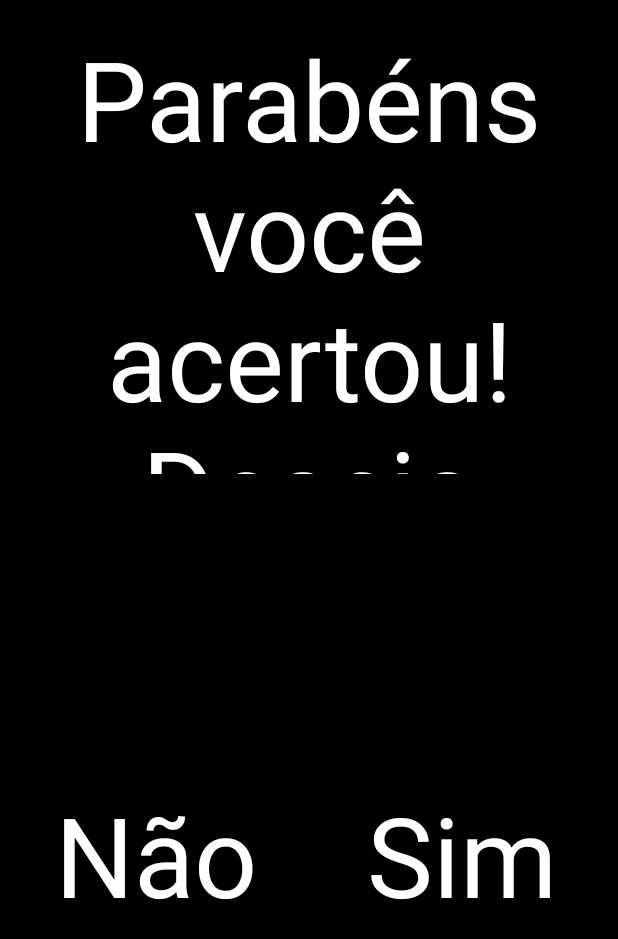
After one commit to faelborba/MovMat, an Android app: the ConfereResultado screen opened directly, with no data from a screen before it, on a phone screen of 412 x 824 dp. The commit adds this screen. Shown: the top 939 px of the screen. Run offline under Robolectric (Android 15) with nearby library versions, the phone set to English and light mode, and no system bars.

Commit message:
insreindo tela de relatorio e desafio

```diff
--- /dev/null
+++ b/app/src/main/java/com/example/movmat/ConfereResultado.java
@@ -0,0 +1,63 @@
+package com.example.movmat;
+
+import androidx.appcompat.app.AppCompatActivity;
+
+import android.content.Intent;
+import android.os.Bundle;
+import android.view.View;
+import android.widget.TextView;
+import android.widget.Toast;
+
+public class ConfereResultado extends AppCompatActivity {
+    public Aluno aluno = new Aluno();
+    public int desafio = 0;
+    public int resultadoInformado = 0, resultadoCerto = 0;
+
+    private TextView textoTela;
+    private TextView botaoNao, botaoSim;
+    @Override
+    protected void onCreate(Bundle savedInstanceState) {
+        super.onCreate(savedInstanceState);
+        setContentView(R.layout.activity_confere_resultado);
+
+        textoTela = (TextView) findViewById(R.id.txtResultado);
+        botaoNao = (TextView) findViewById(R.id.botaoNao);
+        botaoSim = (TextView) findViewById(R.id.botaoSim);
+
+        //recebendo dados
+        Bundle extras = getIntent().getExtras();
+
+        if (extras != null) {
+            aluno.setNomeAluno(extras.getString("nomeAluno"));//inserindo dados
+            desafio = extras.getInt("desafio");
+            resultadoInformado = extras.getInt("resultadoInformado");
+            resultadoCerto = extras.getInt("resultadoCerto");
+        }
+        if(resultadoInformado == resultadoCerto){
+            textoTela.setText("Parabéns você acertou!\nDeseja continuar no desafio?");
+            Toast.makeText(ConfereResultado.this, "Acertou miseravi " + resultadoInformado, Toast.LENGTH_SHORT).show();
+        }else{
+            textoTela.setText("Você errou!\nDeseja continuar no desafio?");
+            Toast.makeText(ConfereResultado.this, "Errou miseravi, informou " + resultadoInformado +" correto era: "+ resultadoCerto, Toast.LENGTH_SHORT).show();
+        }
+
+        botaoSim.setOnClickListener(new View.OnClickListener() {
+            @Override
+            public void onClick(View v) {
+                Intent intent = new Intent(ConfereResultado.this, TelaDesafio.class);
+                intent.putExtra("resultadoInformado", 0);
+                intent.putExtra("desafio", desafio);
+                startActivity(intent);
+            }
+        });
+
+        botaoNao.setOnClickListener(new View.OnClickListener() {
+            @Override
+            public void onClick(View v) {
+                Intent intent = new Intent(ConfereResultado.this, TelaRelatorio.class);
+
+                startActivity(intent);
+            }
+        });
+    }
+}
--- /dev/null
+++ b/app/src/main/res/layout/activity_confere_resultado.xml
@@ -0,0 +1,55 @@
+<?xml version="1.0" encoding="utf-8"?>
+<androidx.constraintlayout.widget.ConstraintLayout xmlns:android="http://schemas.android.com/apk/res/android"
+    xmlns:app="http://schemas.android.com/apk/res-auto"
+    xmlns:tools="http://schemas.android.com/tools"
+    android:layout_width="match_parent"
+    android:layout_height="match_parent"
+    android:background="#000000"
+    tools:context=".ConfereResultado">
+
+    <TextView
+        android:id="@+id/txtResultado"
+        android:layout_width="0dp"
+        android:layout_height="300dp"
+        android:layout_marginStart="16dp"
+        android:layout_marginLeft="16dp"
+        android:layout_marginTop="16dp"
+        android:layout_marginEnd="16dp"
+        android:layout_marginRight="16dp"
+        android:gravity="center"
+        android:text="text"
+        android:textColor="#FFFFFF"
+        android:textSize="111px"
+        app:layout_constraintEnd_toEndOf="parent"
+        app:layout_constraintHorizontal_bias="0.384"
+        app:layout_constraintStart_toStartOf="parent"
+        app:layout_constraintTop_toTopOf="parent" />
+
+    <TextView
+        android:id="@+id/botaoSim"
+        android:layout_width="176dp"
+        android:layout_height="180dp"
+        android:layout_marginEnd="16dp"
+        android:layout_marginRight="16dp"
+        android:gravity="center"
+        android:text="Sim"
+        android:textColor="#FFFFFF"
+        android:textSize="111px"
+        app:layout_constraintBottom_toBottomOf="parent"
+        app:layout_constraintEnd_toEndOf="parent"
+        app:layout_constraintTop_toBottomOf="@+id/txtResultado" />
+
+    <TextView
+        android:id="@+id/botaoNao"
+        android:layout_width="176dp"
+        android:layout_height="180dp"
+        android:layout_marginStart="16dp"
+        android:layout_marginLeft="16dp"
+        android:gravity="center"
+        android:text="Não"
+        android:textColor="#FFFFFF"
+        android:textSize="111px"
+        app:layout_constraintBottom_toBottomOf="parent"
+        app:layout_constraintStart_toStartOf="parent"
+        app:layout_constraintTop_toBottomOf="@+id/txtResultado" />
+</androidx.constraintlayout.widget.ConstraintLayout>
--- a/app/src/main/res/layout/activity_tela_desafio.xml
+++ b/app/src/main/res/layout/activity_tela_desafio.xml
@@ -56,6 +56,7 @@
         android:text="?"
         android:textColor="#FFFFFF"
         android:textSize="155px"
+        android:onClick="resultado"
         app:layout_constraintBottom_toBottomOf="parent"
         app:layout_constraintEnd_toEndOf="@+id/conta"
         app:layout_constraintHorizontal_bias="0.0"
```
Also changed, not shown: app/src/main/AndroidManifest.xml (+5 -2 lines), app/src/main/java/com/example/movmat/TelaDesafio.java (+63 -30 lines), app/src/main/java/com/example/movmat/TelaRelatorio.java (added, +30 -0 lines), app/src/main/res/layout/activity_tela_relatorio.xml (added, +45 -0 lines).
